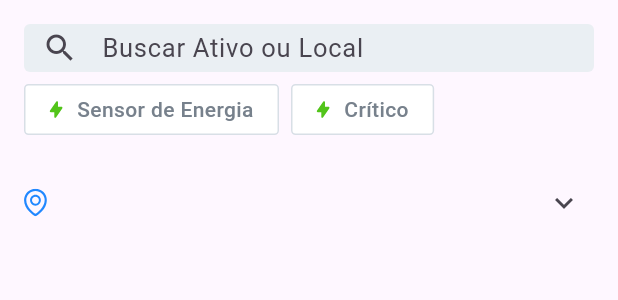
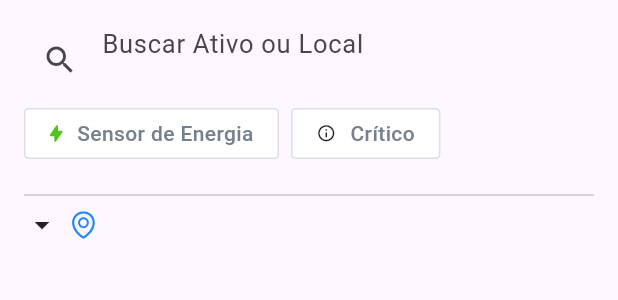
Before and after one commit to fonsecguilherme/tractian_repo, a Flutter app: the AssetPageSuccessWidget widget shown alone on an empty page, opened directly with empty values, on a phone screen of 412 x 824 dp. Shown: the top 300 px of the screen. Run offline on Flutter 3.47's test engine with Material 3 defaults, Android fonts, the phone set to English and light mode, and no system bars; our stand-ins replace flutter_svg; network calls fail.

Commit message:
feat: layout changes and app adjustments

```diff
--- a/lib/data/models/asset_model.dart
+++ b/lib/data/models/asset_model.dart
@@ -1,4 +1,3 @@
-// ignore_for_file: public_member_api_docs, sort_constructors_first
 import 'dart:convert';
 
 class AssetModel {
--- a/lib/presentation/asset_page/asset_page.dart
+++ b/lib/presentation/asset_page/asset_page.dart
@@ -33,6 +33,7 @@ class _AssetPageState extends State<AssetPage> {
 
     return Scaffold(
       appBar: AppBar(
+        centerTitle: true,
         iconTheme: const IconThemeData(
           color: Colors.white,
         ),
--- a/lib/presentation/asset_page/widgets/asset_page_success_widget.dart
+++ b/lib/presentation/asset_page/widgets/asset_page_success_widget.dart
@@ -56,26 +56,18 @@ class _AssetPageSuccessWidgetState extends State<AssetPageSuccessWidget> {
     List<AssetModel> rootAssets =
         filteredAssets.where((asset) => asset.parentId == null).toList();
 
-    return Column(
-      children: <Widget>[
-        Container(
-          width: double.infinity,
+    return NestedScrollView(
+      headerSliverBuilder: (
+        BuildContext context,
+        bool innerBoxIsScrolled,
+      ) {
+        return [
+          SliverToBoxAdapter(
+            child: Padding(
               padding: const EdgeInsets.all(16),
               child: Column(
                 children: [
-              Container(
-                decoration: BoxDecoration(
-                  color: const Color(0xffEAEFF3),
-                  borderRadius: BorderRadius.circular(4),
-                ),
-                height: 32,
-                child: TextField(
-                  onChanged: (value) {
-                    setState(() {
-                      searchQuery = value;
-                      _filterAssets();
-                    });
-                  },
+                  TextField(
                     decoration: const InputDecoration(
                       hintStyle: TextStyle(fontSize: 17),
                       hintText: 'Buscar Ativo ou Local',
@@ -83,63 +75,89 @@ class _AssetPageSuccessWidgetState extends State<AssetPageSuccessWidget> {
                       border: InputBorder.none,
                       contentPadding: EdgeInsets.only(left: 8, bottom: 10),
                     ),
-                  style: const TextStyle(
-                    fontSize: 40.0,
-                    height: 2.0,
-                    color: Colors.black,
-                  ),
-                ),
+                    onChanged: (query) {
+                      setState(() {
+                        searchQuery = query;
+                        _filterAssets();
+                      });
+                    },
                   ),
                   const SizedBox(height: 8.0),
                   Row(
                     children: [
                       CustomButtonWidget(
                         title: 'Sensor de Energia',
-                    onTap: () => setState(() {
+                        onTap: () {
+                          setState(() {
                             sensor = !sensor;
                             _filterAssets();
-                    }),
+                          });
+                        },
                         isTapped: sensor,
                       ),
                       const SizedBox(width: 8),
                       CustomButtonWidget(
                         title: 'Crítico',
-                    onTap: () => setState(() {
+                        onTap: () {
+                          setState(() {
                             isCritic = !isCritic;
                             _filterAssets();
-                    }),
+                          });
+                        },
                         isTapped: isCritic,
                       ),
+                    ],
+                  ),
+                  const SizedBox(
+                    height: 16.0,
+                  ),
+                  const Divider(),
+                  Row(
+                    children: <Widget>[
+                      const Icon(Icons.arrow_drop_down_outlined),
+                      Padding(
+                        padding: const EdgeInsets.symmetric(horizontal: 8.0),
+                        child: SvgPicture.asset(
+                          'assets/icons/enviroment.svg',
+                          width: 15.28,
+                          height: 19.56,
+                        ),
+                      ),
+                      Text(widget.company.name)
                     ],
                   )
                 ],
               ),
             ),
-        Expanded(
-          child: SingleChildScrollView(
-            child: Column(
-              children: <Widget>[
-                ExpansionTile(
-                  title: Text(
-                    widget.company.name,
           ),
-                  leading: SvgPicture.asset(
-                    'assets/icons/enviroment.svg',
-                    width: 15.28,
-                    height: 19.56,
+        ];
+      },
+      body: Padding(
+        padding: const EdgeInsets.only(left: 16.0),
+        child: CustomScrollView(
+          slivers: [
+            SliverList(
+              delegate: SliverChildBuilderDelegate(
+                (BuildContext context, int index) {
+                  if (index >= rootAssets.length) {
+                    return null;
+                  }
+                  var asset = rootAssets.elementAt(index);
+
+                  return AssetTreeNode(
+                    asset: asset,
+                    status: widget.store.sensorStatus(
+                      status: asset.status ?? '',
                     ),
-                  children: rootAssets.map((rootAsset) {
-                    return AssetTreeNode(
-                      asset: rootAsset,
                     groupedAssets: filteredGroupedAssets,
                   );
-                  }).toList(),
+                },
+                childCount: filteredAssets.length,
+              ),
             ),
           ],
         ),
       ),
-        ),
-      ],
     );
   }
 }
--- a/lib/presentation/home_page/home_page.dart
+++ b/lib/presentation/home_page/home_page.dart
@@ -29,6 +29,7 @@ class _HomePageState extends State<HomePage> {
 
     return Scaffold(
       appBar: AppBar(
+        centerTitle: true,
         title: SvgPicture.asset('assets/icons/logo.svg'),
         backgroundColor: const Color(0xFF17192D),
       ),
--- a/lib/presentation/widgets/custom_button.dart
+++ b/lib/presentation/widgets/custom_button.dart
@@ -28,11 +28,16 @@ class CustomButtonWidget extends StatelessWidget {
         ),
         child: Row(
           children: <Widget>[
-            SvgPicture.asset(
-              'assets/icons/bolt.svg',
-              width: 8.85,
-              height: 13.42,
-            ),
+            title == 'Sensor de Energia'
+                ? SvgPicture.asset(
+                    'assets/icons/bolt.svg',
+                    width: 8.85,
+                    height: 13.42,
+                  )
+                : const Icon(
+                    Icons.info_outline,
+                    size: 13.0,
+                  ),
             const SizedBox(width: 9.56),
             Text(
               title,
```
Also changed, not shown: lib/presentation/asset_page/store/asset_page_store.dart (+28 -3 lines), lib/presentation/asset_page/widgets/assets_tree_node_widget.dart (+92 -12 lines). Lines whose indentation alone changed are shown as unchanged.
